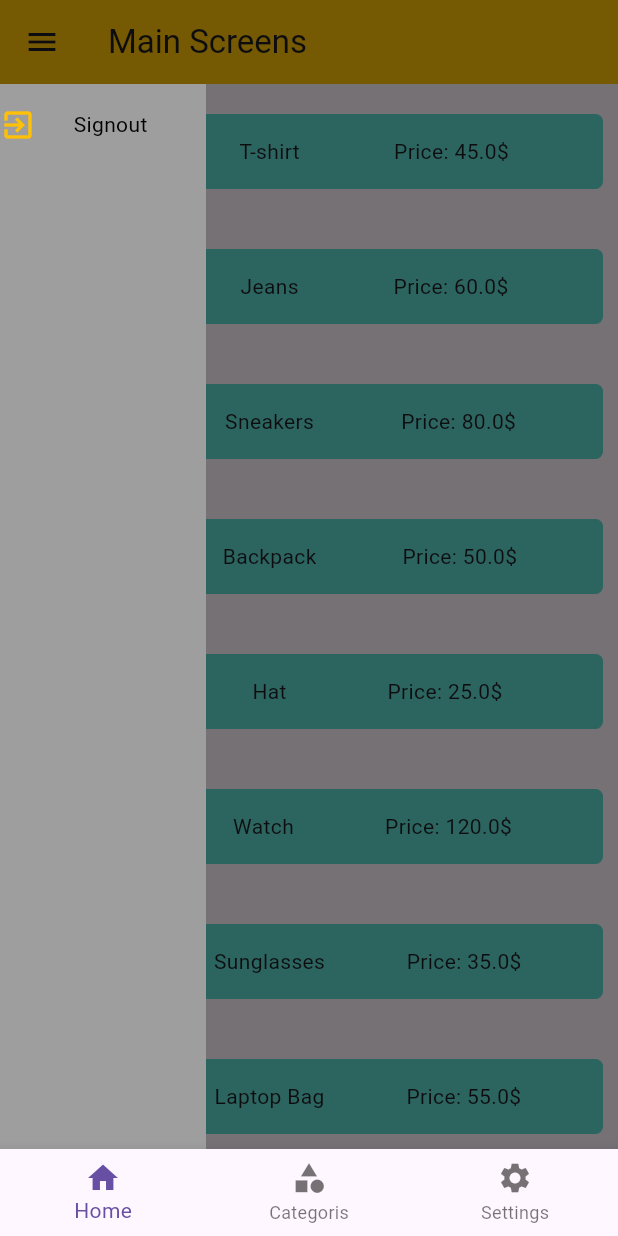
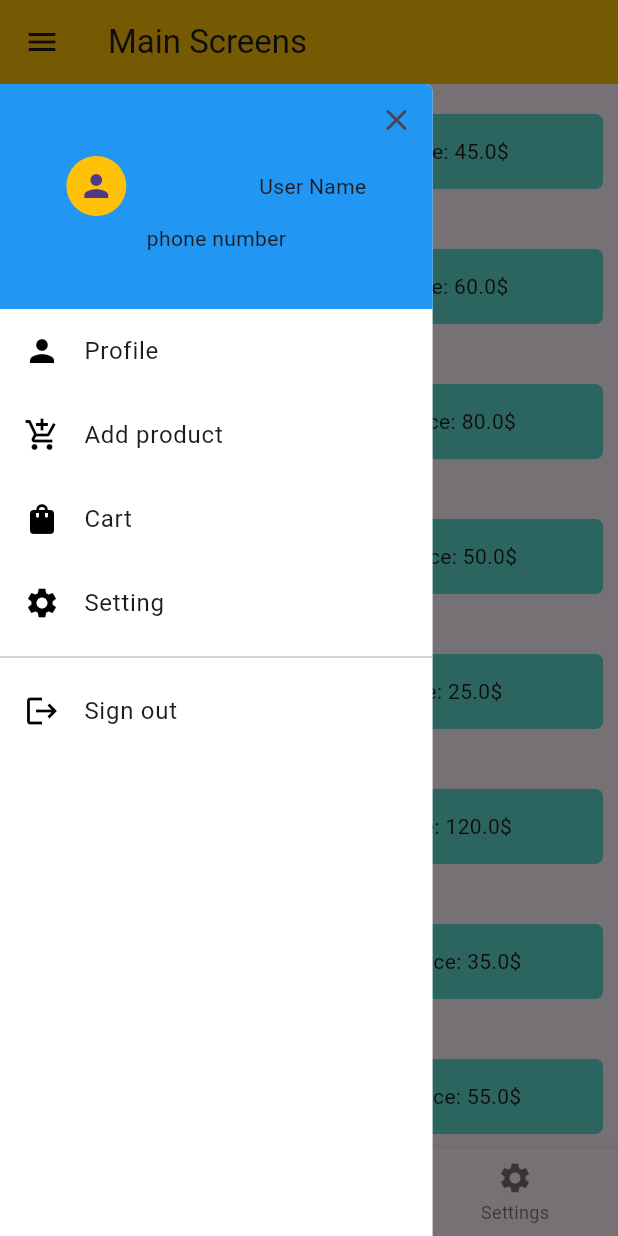
Before and after one commit to shark0a/Fluttercurse, a Flutter app: the screen it shows after launch, with the side drawer open, on a phone screen of 412 x 824 dp. Run offline on Flutter 3.47's test engine with Material 3 defaults, Android fonts, the phone set to English and light mode, and no system bars.

Commit message:
Finsh drawer refactor

```diff
--- a/lib/views/home_page.dart
+++ b/lib/views/home_page.dart
@@ -2,6 +2,7 @@ import 'package:flutter/material.dart';
 import 'package:task/views/nav_screens/categorie_screen.dart';
 import 'package:task/views/nav_screens/main_screen.dart';
 import 'package:task/views/nav_screens/setting_screen.dart';
+import 'package:task/widgets/drawer.dart';
 
 class HomePage extends StatefulWidget {
   const HomePage({super.key});
@@ -21,6 +22,11 @@ class _HomePageState extends State<HomePage> {
   @override
   Widget build(BuildContext context) {
     return Scaffold(
+      appBar: AppBar(
+        title: const Text('Main Screens'),
+        backgroundColor: Colors.amber,
+      ),
+      drawer: const Drawerr(),
       body: pages[pageindex],
       bottomNavigationBar: BottomNavigationBar(
           currentIndex: pageindex,
--- a/lib/views/nav_screens/categorie_screen.dart
+++ b/lib/views/nav_screens/categorie_screen.dart
@@ -29,12 +29,6 @@ class _CategorieScreenState extends State<CategorieScreen> {
   @override
   Widget build(BuildContext context) {
     return Scaffold(
-      appBar: AppBar(
-        automaticallyImplyLeading: false,
-        centerTitle: true,
-        title: const Text('Categoris Screens'),
-        backgroundColor: Colors.amber,
-      ),
       body: GridView.builder(
         itemCount: categories.length,
         gridDelegate:
--- a/lib/views/nav_screens/main_screen.dart
+++ b/lib/views/nav_screens/main_screen.dart
@@ -1,6 +1,5 @@
 import 'package:flutter/material.dart';
 import 'package:task/widgets/card_item.dart';
-import 'package:task/widgets/drawer.dart';
 
 class MainScreen extends StatefulWidget {
   const MainScreen({super.key});
@@ -36,11 +35,6 @@ class _MainScreenState extends State<MainScreen> {
   @override
   Widget build(BuildContext context) {
     return Scaffold(
-        appBar: AppBar(
-          title: const Text('Main Screens'),
-          backgroundColor: Colors.amber,
-        ),
-        drawer: const Drawerr(),
         body: ListView.builder(
       itemCount: items.length,
       itemBuilder: (context, index) {
--- a/lib/views/nav_screens/setting_screen.dart
+++ b/lib/views/nav_screens/setting_screen.dart
@@ -5,13 +5,6 @@ class SettingScreen extends StatelessWidget {
 
   @override
   Widget build(BuildContext context) {
-    return Scaffold(
-      appBar: AppBar(
-        automaticallyImplyLeading: false,
-        centerTitle: true,
-        title: const Text('Setting Screens'),
-        backgroundColor: Colors.amber,
-      ),
-    );
+    return Scaffold();
   }
 }
--- a/lib/widgets/drawer.dart
+++ b/lib/widgets/drawer.dart
@@ -9,43 +9,87 @@ class Drawerr extends StatelessWidget {
   @override
   Widget build(BuildContext context) {
     return Padding(
-      padding: const EdgeInsets.only(top: 56),
+      padding: const EdgeInsets.only(top: 56, right: 10),
       child: Container(
-        color: Colors.grey,
+        decoration: BoxDecoration(
+            color: Colors.white,
+            borderRadius: BorderRadius.only(
+              topRight: Radius.circular(5),
+            )),
         height: MediaQuery.of(context).size.height,
-        width: MediaQuery.of(context).size.width / 3,
-        child: Padding(
-          padding: const EdgeInsets.only(top: 15.0),
-          child: Row(
-            crossAxisAlignment: CrossAxisAlignment.start,
-            mainAxisAlignment: MainAxisAlignment.spaceBetween,
+        width: MediaQuery.of(context).size.width * 0.7,
+        child: Column(
           children: [
-              InkWell(
+            Container(
+              decoration: BoxDecoration(
+                  color: Colors.blue,
+                  borderRadius: BorderRadius.only(
+                    topRight: Radius.circular(5),
+                  )),
+              width: MediaQuery.of(context).size.width * 0.8,
+              height: 150,
+              child: Column(
+                children: [
+                  Row(
+                    mainAxisAlignment: MainAxisAlignment.end,
+                    children: [
+                      IconButton(
+                        onPressed: () {
+                          Navigator.of(context).pop();
+                        },
+                        icon: Icon(Icons.close),
+                      ),
+                    ],
+                  ),
+                  Row(
+                    mainAxisAlignment: MainAxisAlignment.spaceAround,
+                    children: [
+                      CircleAvatar(
+                          backgroundColor: Colors.amber,
+                          child: Icon(Icons.person)),
+                      Text('User Name')
+                    ],
+                  ),
+                  SizedBox(
+                    height: 5,
+                  ),
+                  Text('phone number'),
+                ],
+              ),
+            ),
+            ListTile(
+              leading: Icon(Icons.person),
+              title: Text('Profile'),
+              iconColor: Colors.black,
+            ),
+            ListTile(
+              leading: Icon(Icons.add_shopping_cart),
+              title: Text('Add product'),
+              iconColor: Colors.black,
+            ),
+            ListTile(
+              leading: Icon(Icons.shopping_bag),
+              title: Text('Cart'),
+              iconColor: Colors.black,
+            ),
+            ListTile(
+              leading: Icon(Icons.settings),
+              title: Text('Setting'),
+              iconColor: Colors.black,
+            ),
+            Divider(),
+            ListTile(
               onTap: () {
                 Navigator.pushReplacement(
                   context,
                   MaterialPageRoute(builder: (context) => const LoginPage()),
                 );
               },
-                child: const Row(
-                  mainAxisAlignment: MainAxisAlignment.spaceBetween,
-                  children: [
-                    Icon(
-                      Icons.exit_to_app,
-                      color: Colors.amber,
+              leading: Icon(Icons.logout),
+              title: Text('Sign out'),
+              iconColor: Colors.black,
             ),
-                    Padding(
-                      padding: EdgeInsets.only(left: 25),
-                      child: Text(
-                        "Signout ",
-                        style: TextStyle(color: Colors.black),
-                      ),
-                    )
           ],
-                ),
-              )
-            ],
-          ),
         ),
       ),
     );
```
Lines whose indentation alone changed are shown as unchanged.
